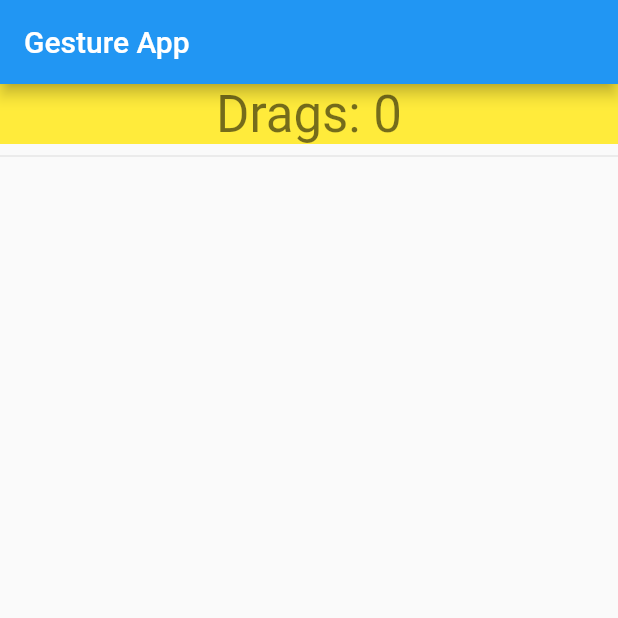
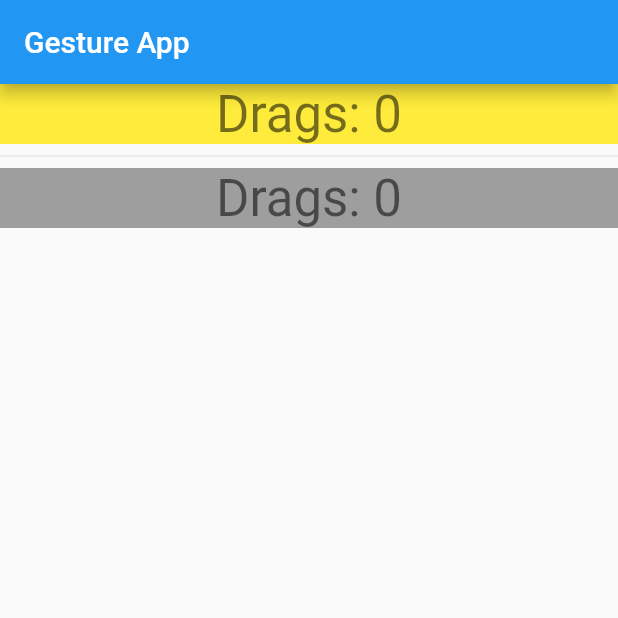
Before and after one commit to tetraxion/praktikum_pertemuan_8_guided, a Flutter app: the screen it shows after launch, on a phone screen of 412 x 824 dp, the top half of it. Run offline on Flutter 3.47's test engine with Material 2 defaults, Android fonts, the phone set to English and light mode, and no system bars.

Commit message:
fist commit

```diff
--- a/lib/main.dart
+++ b/lib/main.dart
@@ -17,7 +17,7 @@ class MyApp extends StatelessWidget {
           children: [
             HorizontalDrag(),
             Divider(),
-//VerticalDrag(),
+            VerticalDrag(),
           ],
         ),
       ),
```
